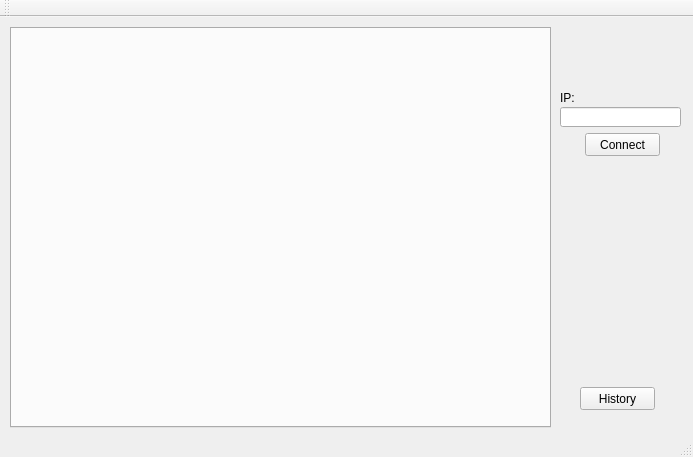
First picture: the form in GUI/mainwindow.ui, repository tjel/infpro-6, before the edit.
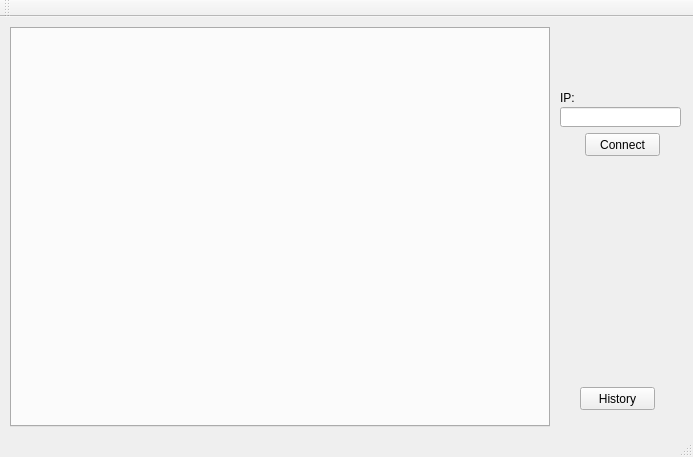
Second picture: the form after the edit.

Patch:
```diff
--- a/GUI/mainwindow.ui
+++ b/GUI/mainwindow.ui
@@ -10,10 +10,22 @@
     <height>457</height>
    </rect>
   </property>
+  <property name="sizePolicy">
+   <sizepolicy hsizetype="Fixed" vsizetype="Fixed">
+    <horstretch>0</horstretch>
+    <verstretch>0</verstretch>
+   </sizepolicy>
+  </property>
   <property name="windowTitle">
    <string>Komunikatron</string>
   </property>
+  <property name="styleSheet">
+   <string notr="true"/>
+  </property>
   <widget class="QWidget" name="centralWidget">
+   <property name="styleSheet">
+    <string notr="true"/>
+   </property>
    <widget class="QTabWidget" name="tabs">
     <property name="enabled">
      <bool>true</bool>
@@ -22,8 +34,8 @@
      <rect>
       <x>10</x>
       <y>10</y>
-      <width>541</width>
-      <height>401</height>
+      <width>540</width>
+      <height>400</height>
      </rect>
     </property>
     <property name="currentIndex">
@@ -32,6 +44,9 @@
     <property name="tabsClosable">
      <bool>true</bool>
     </property>
+    <property name="movable">
+     <bool>true</bool>
+    </property>
    </widget>
    <widget class="QPushButton" name="connectButton">
     <property name="enabled">
```
